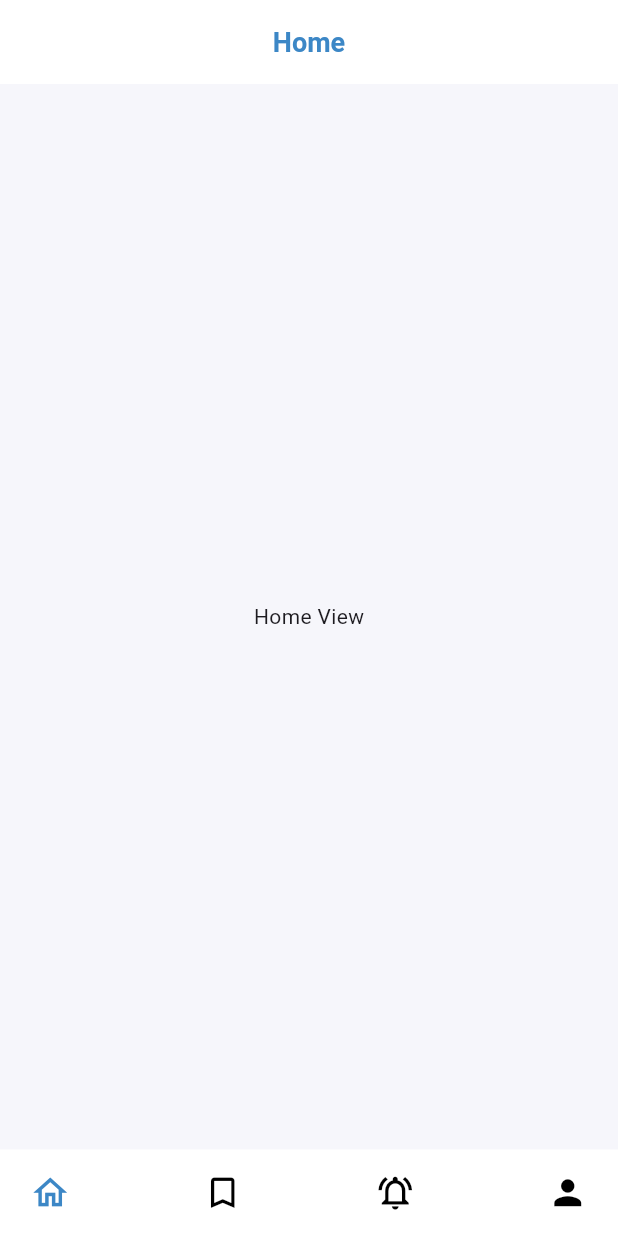
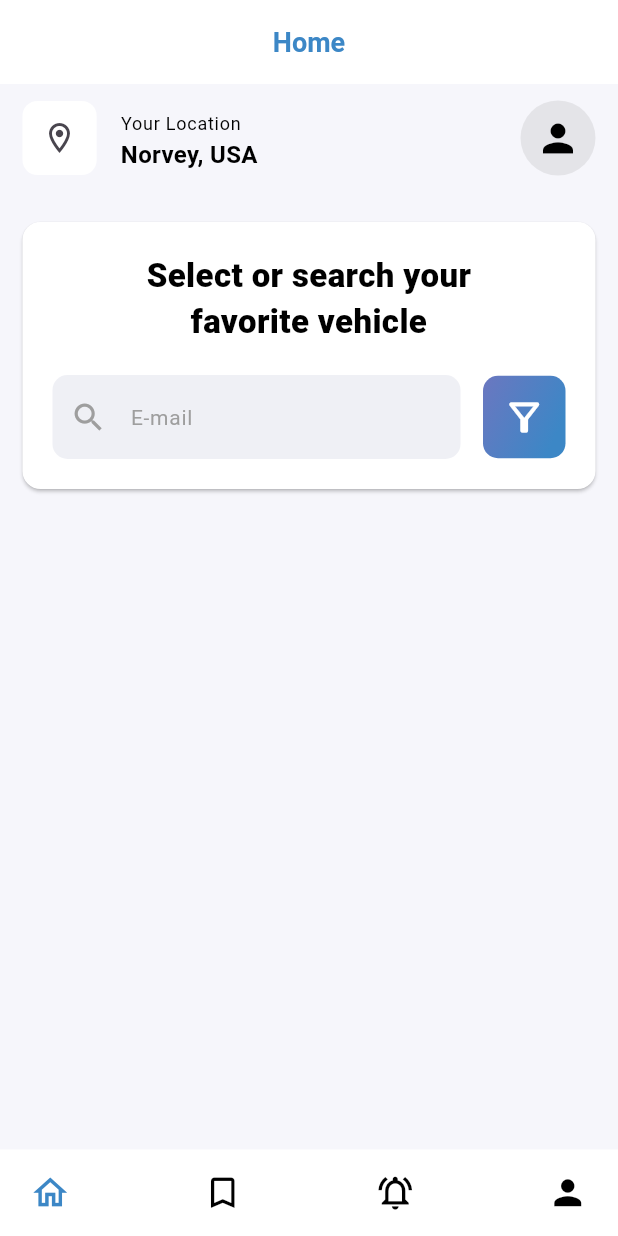
Before and after one commit to ihsankhan-752/Carvana, a Flutter app: the CustomNavbarView screen opened by its route, on a phone screen of 412 x 824 dp. Run offline on Flutter 3.47's test engine with Material 3 defaults, Android fonts, the phone set to English and light mode, and no system bars; our stand-ins replace cloud_firestore, firebase_auth, firebase_core, fluttertoast, get, google_fonts and 1 more; accounts and stored records are empty; network calls fail.

Commit message:
Profile Widget & Search Card Added

```diff
--- a/lib/view/navbar/home/home_view.dart
+++ b/lib/view/navbar/home/home_view.dart
@@ -1,12 +1,56 @@
+import 'package:carvana/res/colors/app_colors.dart';
+import 'package:carvana/res/text_styles/app_text_styles.dart';
+import 'package:carvana/view/navbar/home/widgets/filter_widget.dart';
+import 'package:carvana/view/navbar/home/widgets/profile_header_widget.dart';
+import 'package:carvana/view/navbar/home/widgets/search_input_widget.dart';
 import 'package:flutter/material.dart';
+import 'package:get/get.dart';
 
 class HomeView extends StatelessWidget {
   const HomeView({super.key});
 
   @override
   Widget build(BuildContext context) {
-    return const Center(
-      child: Text("Home View"),
+    return Padding(
+      padding: const EdgeInsets.symmetric(horizontal: 15),
+      child: Column(
+        children: [
+          const ProfileHeaderWidget(),
+          SizedBox(
+            width: Get.width,
+            child: Card(
+              margin: const EdgeInsets.symmetric(vertical: 20),
+              color: AppColors.primaryWhite,
+              shape: RoundedRectangleBorder(
+                borderRadius: BorderRadius.circular(12),
+              ),
+              child: Padding(
+                padding: const EdgeInsets.symmetric(vertical: 20),
+                child: Column(
+                  children: [
+                    Text(
+                      "Select or search your\nfavorite vehicle",
+                      textAlign: TextAlign.center,
+                      style: AppTextStyles.h1Bold.copyWith(fontSize: 22, fontWeight: FontWeight.w900),
+                    ),
+                    const SizedBox(height: 20),
+                    const Padding(
+                      padding: EdgeInsets.symmetric(horizontal: 20),
+                      child: Row(
+                        children: [
+                          SearchInputWidget(),
+                          SizedBox(width: 15),
+                          FilterWidget(),
+                        ],
+                      ),
+                    )
+                  ],
+                ),
+              ),
+            ),
+          )
+        ],
+      ),
     );
   }
 }
--- /dev/null
+++ b/lib/view/navbar/home/widgets/filter_widget.dart
@@ -0,0 +1,27 @@
+import 'package:carvana/res/colors/app_colors.dart';
+import 'package:flutter/material.dart';
+
+class FilterWidget extends StatelessWidget {
+  const FilterWidget({super.key});
+
+  @override
+  Widget build(BuildContext context) {
+    return Container(
+      height: 55,
+      width: 55,
+      decoration: BoxDecoration(
+        borderRadius: BorderRadius.circular(10),
+        gradient: const LinearGradient(
+          begin: Alignment.topLeft,
+          colors: [
+            AppColors.secondaryColor,
+            AppColors.primaryColor,
+          ],
+        ),
+      ),
+      child: const Center(
+        child: Icon(Icons.filter_alt_outlined, color: AppColors.primaryWhite, size: 30),
+      ),
+    );
+  }
+}
--- /dev/null
+++ b/lib/view/navbar/home/widgets/profile_header_widget.dart
@@ -0,0 +1,34 @@
+import 'package:flutter/material.dart';
+import 'package:get/get.dart';
+
+import '../../../../res/colors/app_colors.dart';
+import '../../../../res/text_styles/app_text_styles.dart';
+
+class ProfileHeaderWidget extends StatelessWidget {
+  const ProfileHeaderWidget({super.key});
+
+  @override
+  Widget build(BuildContext context) {
+    return ListTile(
+      contentPadding: EdgeInsets.zero,
+      leading: Container(
+        height: Get.height * 0.06,
+        width: Get.width * 0.12,
+        decoration: BoxDecoration(
+          borderRadius: BorderRadius.circular(10),
+          color: AppColors.primaryWhite,
+        ),
+        child: const Icon(Icons.location_on_outlined),
+      ),
+      title: Text("Your Location", style: AppTextStyles.h2.copyWith(fontSize: 12)),
+      subtitle: Text("Norvey, USA", style: AppTextStyles.h1Bold),
+      trailing: CircleAvatar(
+        backgroundColor: AppColors.primaryGrey.withOpacity(0.2),
+        radius: 25,
+        child: const Center(
+          child: Icon(Icons.person, size: 30, color: AppColors.primaryBlack),
+        ),
+      ),
+    );
+  }
+}
--- /dev/null
+++ b/lib/view/navbar/home/widgets/search_input_widget.dart
@@ -0,0 +1,33 @@
+import 'package:flutter/material.dart';
+import 'package:get/get.dart';
+
+import '../../../../res/colors/app_colors.dart';
+import '../../../../res/text_styles/app_text_styles.dart';
+
+class SearchInputWidget extends StatelessWidget {
+  const SearchInputWidget({super.key});
+
+  @override
+  Widget build(BuildContext context) {
+    return Expanded(
+      child: TextField(
+        decoration: InputDecoration(
+          fillColor: AppColors.textInputColor,
+          filled: true,
+          border: InputBorder.none,
+          enabledBorder: OutlineInputBorder(
+            borderRadius: BorderRadius.circular(10),
+            borderSide: BorderSide.none,
+          ),
+          focusedBorder: OutlineInputBorder(
+            borderRadius: BorderRadius.circular(10),
+            borderSide: BorderSide.none,
+          ),
+          hintText: "E-mail",
+          hintStyle: AppTextStyles.h2.copyWith(fontSize: 14, color: AppColors.primaryGrey),
+          prefixIcon: Icon(Icons.search_sharp, size: Get.height * 0.03, color: AppColors.primaryGrey),
+        ),
+      ),
+    );
+  }
+}
```
